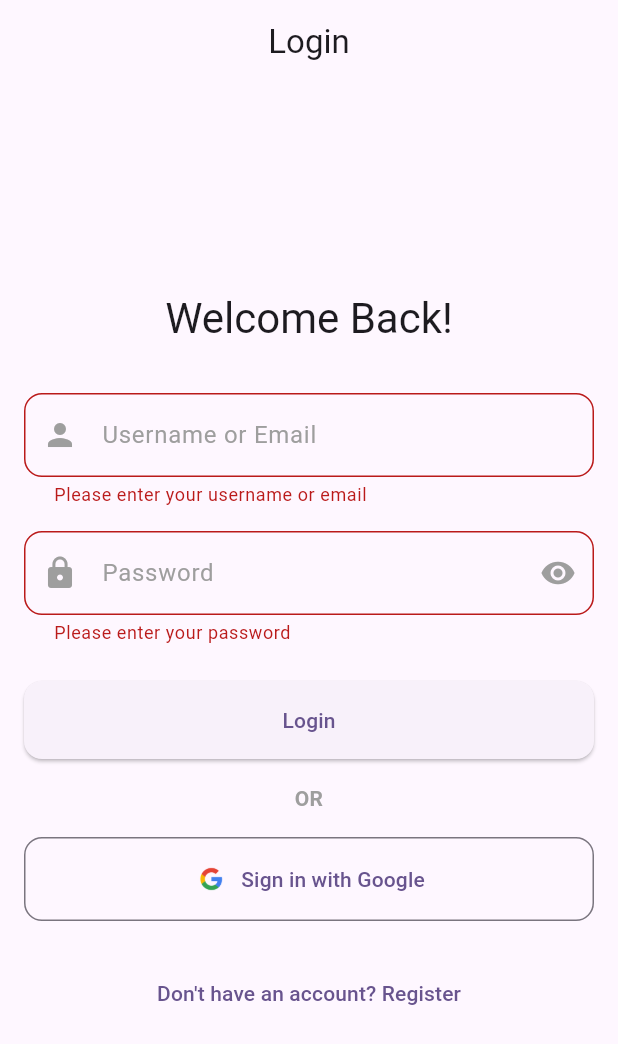
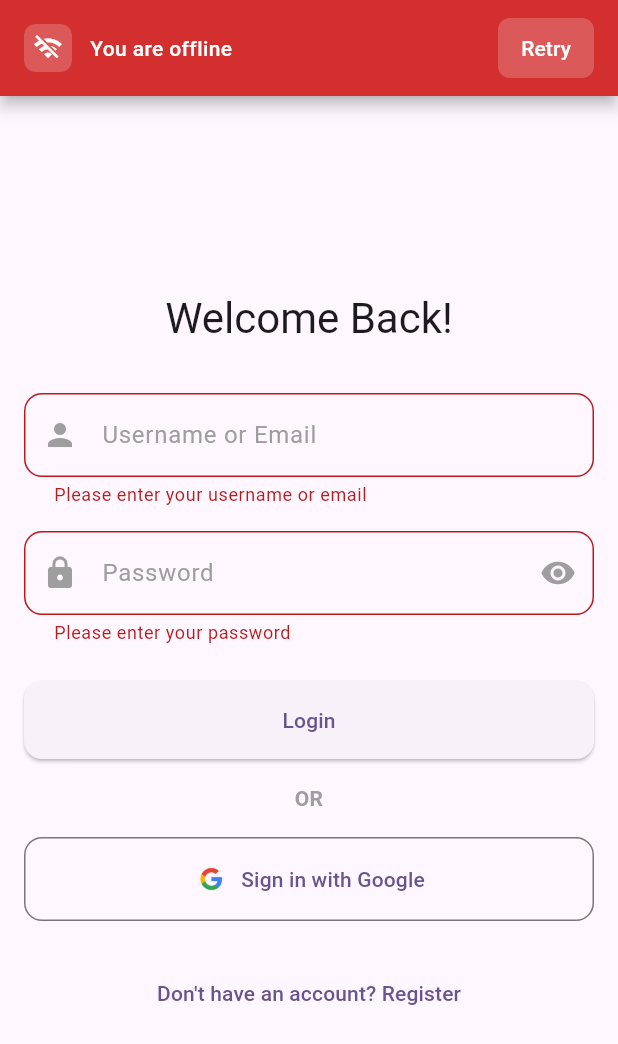
Before and after one commit to NISHANTTMAURYA/SplitKar, a Flutter app: the screen it shows after launch, after a tap on "Login", on a phone screen of 412 x 824 dp. Shown: the top 1044 px of the screen. Run offline on Flutter 3.47's test engine with Material 3 defaults, Android fonts, the phone set to English and light mode, and no system bars; our stand-ins replace cached_network_image, flutter_secure_storage, google_fonts, google_sign_in, lottie, shared_preferences.

Commit message:
offline banner, offline login,

```diff
--- a/skapp/lib/main.dart
+++ b/skapp/lib/main.dart
@@ -4,6 +4,7 @@ import 'package:skapp/pages/settings_profile/settings_page.dart';
 import 'package:logging/logging.dart';
 import 'package:flutter/services.dart';
 import 'package:provider/provider.dart';
+import 'package:skapp/widgets/offline_banner.dart';
 
 class ProfileNotifier extends ChangeNotifier {
   String? name;
@@ -77,8 +78,21 @@ class MyApp extends StatelessWidget {
       title: 'SplitKar',
       theme: ThemeData(
         colorScheme: ColorScheme.fromSeed(seedColor: Colors.deepPurple),
+        useMaterial3: true,
       ),
-      home: AuthWrapper(),
+      home: Scaffold(
+        body: Stack(
+          children: [
+            AuthWrapper(),
+            Positioned(
+              top: 0,
+              left: 0,
+              right: 0,
+              child: OfflineBanner(),
+            ),
+          ],
+        ),
+      ),
       routes: {
         '/settings': (context) => SettingsPage(),
       },
--- a/skapp/lib/services/auth_service.dart
+++ b/skapp/lib/services/auth_service.dart
@@ -1,4 +1,5 @@
 import 'dart:convert';
+import 'dart:io';
 import 'package:http/http.dart' as http;
 import 'package:google_sign_in/google_sign_in.dart';
 import 'package:flutter_secure_storage/flutter_secure_storage.dart';
@@ -10,6 +11,8 @@ class AuthService {
   static final _logger = Logger('AuthService');
   static const String _tokenKey = 'auth_token';
   static const String _refreshTokenKey = 'refresh_token';
+  static const String _tokenExpiryKey = 'token_expiry';
+  static const String _lastValidatedKey = 'last_validated';
 
   // Use the dynamic base URL
   static String get _baseUrl => AppConfig.baseUrl;
@@ -189,9 +192,111 @@ class AuthService {
     }
   }
 
+  Future<bool> isOnline() async {
+    try {
+      final result = await InternetAddress.lookup('google.com');
+      return result.isNotEmpty && result[0].rawAddress.isNotEmpty;
+    } on SocketException catch (_) {
+      return false;
+    }
+  }
+
+  Future<bool> isAuthenticated() async {
+    final token = await getToken();
+    if (token == null) return false;
+
+    // Check if token is expired based on stored expiry
+    final expiry = await _secureStorage.read(key: _tokenExpiryKey);
+    if (expiry != null) {
+      final expiryDate = DateTime.parse(expiry);
+      if (DateTime.now().isAfter(expiryDate)) {
+        _logger.info('Token expired, attempting refresh');
+        return await _handleTokenRefresh();
+      }
+    }
+
+    // Check last validation time
+    final lastValidated = await _secureStorage.read(key: _lastValidatedKey);
+    if (lastValidated != null) {
+      final lastValidatedDate = DateTime.parse(lastValidated);
+      // If validated within last 24 hours and we have a token, assume valid
+      if (DateTime.now().difference(lastValidatedDate).inHours < 24) {
+        return true;
+      }
+    }
+
+    // Try to validate token if we're online
+    if (await isOnline()) {
+      return await _validateTokenOnline(token);
+    }
+
+    // Offline fallback: if we have a token and it's not expired, assume valid
+    return true;
+  }
+
+  Future<bool> _validateTokenOnline(String token) async {
+    try {
+      final response = await http.post(
+        Uri.parse('$_baseUrl/auth/validate/'),
+        headers: {
+          'Authorization': 'Bearer $token',
+          'Content-Type': 'application/json',
+        },
+        body: jsonEncode({'token': token}),
+      ).timeout(Duration(seconds: 5));
+
+      if (response.statusCode == 200) {
+        // Update last validated timestamp
+        await _secureStorage.write(
+          key: _lastValidatedKey,
+          value: DateTime.now().toIso8601String(),
+        );
+        return true;
+      }
+      return false;
+    } catch (e) {
+      _logger.warning('Token validation failed: $e');
+      return false;
+    }
+  }
+
+  Future<bool> _handleTokenRefresh() async {
+    if (!await isOnline()) return false;
+
+    try {
+      final newToken = await refreshToken();
+      if (newToken != null) {
+        // Update token expiry to match backend (1 day)
+        final expiry = DateTime.now().add(Duration(days: 1));
+        await _secureStorage.write(
+          key: _tokenExpiryKey,
+          value: expiry.toIso8601String(),
+        );
+        return true;
+      }
+      return false;
+    } catch (e) {
+      _logger.severe('Token refresh failed: $e');
+      return false;
+    }
+  }
+
   Future<void> _saveTokens(String accessToken, String refreshToken) async {
     await _secureStorage.write(key: _tokenKey, value: accessToken);
     await _secureStorage.write(key: _refreshTokenKey, value: refreshToken);
+
+    // Set token expiry to match backend (1 day)
+    final expiry = DateTime.now().add(Duration(days: 1));
+    await _secureStorage.write(
+      key: _tokenExpiryKey,
+      value: expiry.toIso8601String(),
+    );
+
+    // Set last validated timestamp
+    await _secureStorage.write(
+      key: _lastValidatedKey,
+      value: DateTime.now().toIso8601String(),
+    );
   }
 
   Future<String?> getToken() async {
@@ -202,32 +307,13 @@ class AuthService {
     return await _secureStorage.read(key: _refreshTokenKey);
   }
 
-  Future<bool> isAuthenticated() async {
-    final token = await getToken();
-    if (token == null) return false;
-
-    try {
-      // Validate token with backend using POST
-      final response = await http.post(
-        Uri.parse('$_baseUrl/auth/validate/'),
-        headers: {
-          'Authorization': 'Bearer $token',
-          'Content-Type': 'application/json',
-        },
-        body: jsonEncode({'token': token}),
-      );
-      return response.statusCode == 200;
-    } catch (e) {
-      _logger.severe('Error validating token: $e');
-      return false;
-    }
-  }
-
   Future<void> signOut() async {
     try {
       await _googleSignIn.signOut();
       await _secureStorage.delete(key: _tokenKey);
       await _secureStorage.delete(key: _refreshTokenKey);
+      await _secureStorage.delete(key: _tokenExpiryKey);
+      await _secureStorage.delete(key: _lastValidatedKey);
     } catch (error) {
       _logger.severe('Error during sign out: $error');
     }
@@ -235,6 +321,12 @@ class AuthService {
 
   Future<String?> refreshToken() async {
     try {
+      // First check if we're online
+      if (!await isOnline()) {
+        _logger.info('Offline mode - skipping token refresh');
+        return await getToken();  // Return existing token
+      }
+
       final refreshToken = await getRefreshToken();
       if (refreshToken == null) {
         _logger.warning('No refresh token available');
@@ -245,22 +337,28 @@ class AuthService {
         Uri.parse('$_baseUrl/auth/token/refresh/'),
         headers: {'Content-Type': 'application/json'},
         body: jsonEncode({'refresh': refreshToken}),
-      );
+      ).timeout(Duration(seconds: 5));
 
       if (response.statusCode == 200) {
         final data = jsonDecode(response.body);
         final newAccessToken = data['access'];
-        // Save the new access token
         await _secureStorage.write(key: _tokenKey, value: newAccessToken);
+
+        // Update token expiry
+        final expiry = DateTime.now().add(Duration(days: 7));
+        await _secureStorage.write(
+          key: _tokenExpiryKey,
+          value: expiry.toIso8601String(),
+        );
+
         return newAccessToken;
       } else {
         _logger.severe('Token refresh failed: ${response.statusCode}');
-        _logger.severe('Response body: ${response.body}');
-        return null;
+        return await getToken();  // Return existing token if refresh fails
       }
     } catch (e) {
-      _logger.severe('Error refreshing token: $e');
-      return null;
+      _logger.warning('Error refreshing token - using existing token: $e');
+      return await getToken();  // Return existing token on error
     }
   }
 }
--- /dev/null
+++ b/skapp/lib/widgets/offline_banner.dart
@@ -0,0 +1,93 @@
+import 'package:flutter/material.dart';
+import 'package:skapp/services/auth_service.dart';
+import 'dart:async';
+
+class OfflineBanner extends StatefulWidget {
+  const OfflineBanner({super.key});
+
+  @override
+  State<OfflineBanner> createState() => _OfflineBannerState();
+}
+
+class _OfflineBannerState extends State<OfflineBanner> {
+  final AuthService _authService = AuthService();
+  bool _isOnline = true;
+  Timer? _timer;
+
+  @override
+  void initState() {
+    super.initState();
+    _checkConnection();
+    // Check connection status every 5 seconds
+    _timer = Timer.periodic(const Duration(seconds: 5), (_) => _checkConnection());
+  }
+
+  @override
+  void dispose() {
+    _timer?.cancel();
+    super.dispose();
+  }
+
+  Future<void> _checkConnection() async {
+    final isOnline = await _authService.isOnline();
+    if (mounted && isOnline != _isOnline) {
+      setState(() {
+        _isOnline = isOnline;
+      });
+    }
+  }
+
+  @override
+  Widget build(BuildContext context) {
+    if (_isOnline) return const SizedBox.shrink();
+
+    return Material(
+      elevation: 4,
+      color: Colors.red[700],
+      child: SafeArea(
+        child: Container(
+          width: double.infinity,
+          padding: const EdgeInsets.symmetric(vertical: 8, horizontal: 16),
+          child: Row(
+            children: [
+              Container(
+                padding: const EdgeInsets.all(6),
+                decoration: BoxDecoration(
+                  color: Colors.white.withOpacity(0.2),
+                  borderRadius: BorderRadius.circular(8),
+                ),
+                child: const Icon(
+                  Icons.wifi_off,
+                  color: Colors.white,
+                  size: 20,
+                ),
+              ),
+              const SizedBox(width: 12),
+              const Text(
+                'You are offline',
+                style: TextStyle(
+                  color: Colors.white,
+                  fontSize: 14,
+                  fontWeight: FontWeight.w500,
+                ),
+              ),
+              const Spacer(),
+              TextButton(
+                onPressed: _checkConnection,
+                style: TextButton.styleFrom(
+                  foregroundColor: Colors.white,
+                  backgroundColor: Colors.white.withOpacity(0.2),
+                  padding: const EdgeInsets.symmetric(horizontal: 12, vertical: 6),
+                  shape: RoundedRectangleBorder(
+                    borderRadius: BorderRadius.circular(8),
+                  ),
+                ),
+                child: const Text('Retry'),
+              ),
+            ],
+          ),
+        ),
+      ),
+    );
+  }
+}
```
Also changed, not shown: skapp/lib/components/drawer.dart (+37 -7 lines), skapp/lib/pages/settings_profile/settings_api.dart (+73 -65 lines), skapp/lib/pages/settings_profile/settings_page.dart (+19 -6 lines), 2 other files.
